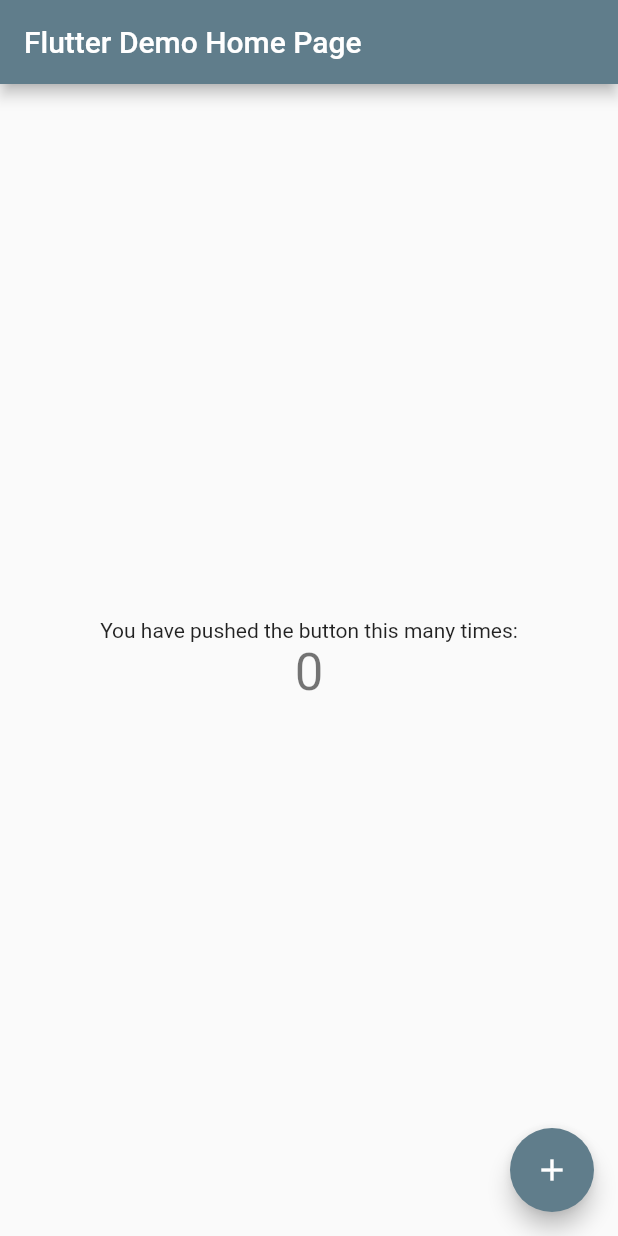
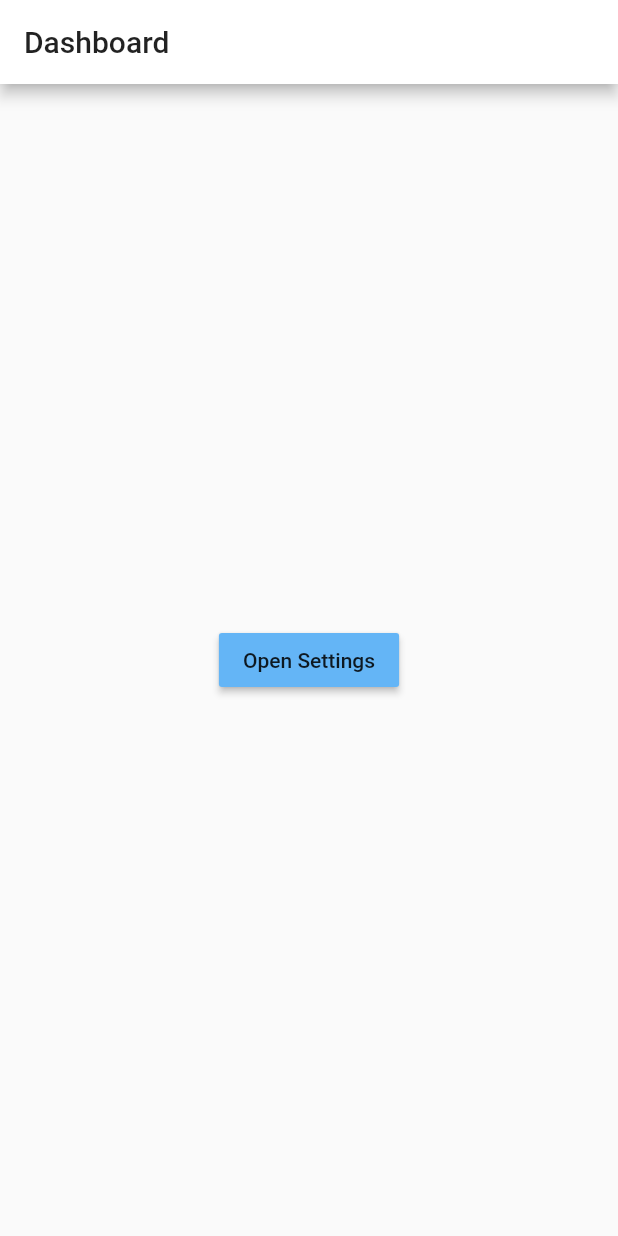
Before and after one commit to ansh0437/ShopperFlutter, a Flutter app: the screen it shows after launch, on a phone screen of 412 x 824 dp. Run offline on Flutter 3.47's test engine with Material 2 defaults, Android fonts, the phone set to English and light mode, and no system bars; our stand-ins replace shared_preferences.

Commit message:
App theme notifier App localization started

```diff
--- /dev/null
+++ b/assets/locale/strings_en.json
@@ -0,0 +1,4 @@
+{
+    "open_settings": "Open Settings",
+    "change_app_theme": "Change App Theme"
+}
--- /dev/null
+++ b/assets/locale/strings_hi.json
@@ -0,0 +1,4 @@
+{
+    "open_settings": "सेटिंग्स खोलें",
+    "change_app_theme": "ऐप थीम बदलें"
+}
--- /dev/null
+++ b/lib/app/navigator.dart
@@ -0,0 +1,11 @@
+import 'package:flutter/material.dart';
+import 'package:shopper/app/pages/dashboard/dashboard.dart';
+import 'package:shopper/app/pages/setting/settings.dart';
+import 'package:shopper/constants/pages.dart';
+
+class ShopperNavigator {
+  static Map<String, WidgetBuilder> get routes => <String, WidgetBuilder>{
+        Pages.dashboard: (BuildContext context) => Dashboard(),
+        Pages.settings: (BuildContext context) => Settings(),
+      };
+}
--- /dev/null
+++ b/lib/app/pages/base/base.dart
@@ -0,0 +1,47 @@
+import 'package:flutter/material.dart';
+
+abstract class BasePageStateless extends StatelessWidget {
+  BasePageStateless({Key key}) : super(key: key);
+}
+
+abstract class BasePage extends StatefulWidget {
+  BasePage({Key key}) : super(key: key);
+}
+
+abstract class BaseState<T extends BasePage> extends State<T> {
+  final GlobalKey<ScaffoldState> scaffoldKey = GlobalKey<ScaffoldState>();
+
+  double getWidth() => MediaQuery.of(context).size.width;
+
+  double getHeight() => MediaQuery.of(context).size.height;
+
+  Future<bool> willPop() async {
+    return true;
+  }
+
+  Future<bool> disablePop() async {
+    return false;
+  }
+
+  void goBack() {
+    Navigator.of(context).pop();
+  }
+
+  void push(String routeName, {Object data}) {
+    Navigator.of(context).pushNamed(routeName, arguments: data);
+  }
+
+  void pushReplacement(String routeName, {Object data}) {
+    Navigator.of(context).pushReplacementNamed(routeName, arguments: data);
+  }
+
+  void popPush(String routeName, {Object data}) {
+    Navigator.of(context).popAndPushNamed(routeName, arguments: data);
+  }
+
+  void pushClear(String routeName, {Object data}) {
+    Navigator.of(context).pushNamedAndRemoveUntil(
+        routeName, (Route<dynamic> route) => false,
+        arguments: data);
+  }
+}
--- /dev/null
+++ b/lib/app/pages/dashboard/dashboard.dart
@@ -0,0 +1,36 @@
+import 'package:flutter/material.dart';
+import 'package:shopper/app/pages/base/base.dart';
+import 'package:shopper/constants/pages.dart';
+import 'package:shopper/localization/app_translation.dart';
+// import 'package:flutter_gen/gen_l10n/app_localizations.dart';
+
+class Dashboard extends BasePage {
+  @override
+  _DashboardState createState() => _DashboardState();
+}
+
+class _DashboardState extends BaseState<Dashboard> {
+  @override
+  Widget build(BuildContext context) {
+    return WillPopScope(
+      onWillPop: disablePop,
+      child: Scaffold(
+        key: scaffoldKey,
+        appBar: AppBar(
+          title: Text("Dashboard"),
+        ),
+        body: Container(
+          child: Center(
+            child: RaisedButton(
+              // child: Text("Open Settings"),
+              child: Text(AppTranslations.of(context).text("open_settings")),
+              onPressed: () {
+                push(Pages.settings);
+              },
+            ),
+          ),
+        ),
+      ),
+    );
+  }
+}
--- /dev/null
+++ b/lib/app/theme/app_theme.dart
@@ -0,0 +1,23 @@
+import 'package:flutter/material.dart';
+
+final darkTheme = ThemeData(
+  primarySwatch: Colors.grey,
+  primaryColor: Colors.black,
+  brightness: Brightness.dark,
+  backgroundColor: const Color(0xFF212121),
+  accentColor: Colors.white,
+  accentIconTheme: IconThemeData(color: Colors.black),
+  dividerColor: Colors.black12,
+  buttonTheme: ButtonThemeData(buttonColor: Colors.red),
+);
+
+final lightTheme = ThemeData(
+  primarySwatch: Colors.grey,
+  primaryColor: Colors.white,
+  brightness: Brightness.light,
+  backgroundColor: const Color(0xFFE5E5E5),
+  accentColor: Colors.black,
+  accentIconTheme: IconThemeData(color: Colors.white),
+  dividerColor: Colors.white54,
+  buttonTheme: ButtonThemeData(buttonColor: Colors.blue.shade300),
+);
--- /dev/null
+++ b/lib/constants/pages.dart
@@ -0,0 +1,4 @@
+class Pages {
+  static final String dashboard = "/";
+  static final String settings = "/settings";
+}
--- a/lib/data/shared_storage.dart
+++ /dev/null
@@ -1,5 +0,0 @@
-class SharedStorage {
-
-
-
-}
--- /dev/null
+++ b/lib/l10n/app_en.arb
@@ -0,0 +1,4 @@
+{
+  "@@locale": "en",
+  "openSettings": "Open Settings"
+}
--- /dev/null
+++ b/lib/l10n/app_hi.arb
@@ -0,0 +1,4 @@
+{
+  "@@locale": "hi",
+  "openSettings": "सेटिंग्स खोलें"
+}
--- /dev/null
+++ b/lib/localization/app_translation.dart
@@ -0,0 +1,33 @@
+import 'dart:async';
+import 'dart:convert';
+import 'dart:ui';
+
+import 'package:flutter/material.dart';
+import 'package:flutter/services.dart' show rootBundle;
+
+class AppTranslations {
+  Locale locale;
+  static Map<dynamic, dynamic> _localisedValues;
+
+  AppTranslations(Locale locale) {
+    this.locale = locale;
+  }
+
+  static AppTranslations of(BuildContext context) {
+    return Localizations.of<AppTranslations>(context, AppTranslations);
+  }
+
+  static Future<AppTranslations> load(Locale locale) async {
+    AppTranslations appTranslations = AppTranslations(locale);
+    String jsonContent =
+    await rootBundle.loadString("assets/locale/strings_${locale.languageCode}.json");
+    _localisedValues = json.decode(jsonContent);
+    return appTranslations;
+  }
+
+  get currentLanguage => locale.languageCode;
+
+  String text(String key) {
+    return _localisedValues[key] ?? "$key not found";
+  }
+}
--- /dev/null
+++ b/lib/localization/app_translation_delegate.dart
@@ -0,0 +1,25 @@
+import 'dart:async';
+
+import 'package:flutter/material.dart';
+import 'package:shopper/localization/app_translation.dart';
+
+class AppTranslationsDelegate extends LocalizationsDelegate<AppTranslations> {
+  final Locale newLocale;
+
+  const AppTranslationsDelegate({this.newLocale});
+
+  @override
+  bool isSupported(Locale locale) {
+    return <String>['en', 'hi'].contains(locale.languageCode);
+  }
+
+  @override
+  Future<AppTranslations> load(Locale locale) {
+    return AppTranslations.load(newLocale ?? locale);
+  }
+
+  @override
+  bool shouldReload(LocalizationsDelegate<AppTranslations> old) {
+    return true;
+  }
+}
--- a/lib/main.dart
+++ b/lib/main.dart
@@ -1,118 +1,61 @@
 import 'package:flutter/material.dart';
+import 'package:flutter_localizations/flutter_localizations.dart';
+// import 'package:flutter_gen/gen_l10n/app_localizations.dart'; // remove the comment for this line
+import 'package:provider/provider.dart';
+import 'package:shopper/localization/app_translation_delegate.dart';
+import 'package:shopper/notifiers/app_notifier.dart';
+import 'package:shopper/app/navigator.dart';
+import 'package:shopper/constants/pages.dart';
+import 'package:shopper/data/preferences.dart';
 
-void main() {
-  runApp(MyApp());
+void main() async {
+  WidgetsFlutterBinding.ensureInitialized();
+
+  /// Loading shared preferences
+  await SharedPref.load();
+
+  runApp(ChangeNotifierProvider<AppNotifier>(
+    create: (_) => AppNotifier(),
+    child: ShopperApp(),
+  ));
 }
 
-class MyApp extends StatelessWidget {
-  // This widget is the root of your application.
+class ShopperApp extends StatefulWidget {
+  /// This widget is the root of your application.
   @override
-  Widget build(BuildContext context) {
-    return MaterialApp(
-      title: 'Flutter Demo',
-      theme: ThemeData(
-        // This is the theme of your application.
-        //
-        // Try running your application with "flutter run". You'll see the
-        // application has a blue toolbar. Then, without quitting the app, try
-        // changing the primarySwatch below to Colors.green and then invoke
-        // "hot reload" (press "r" in the console where you ran "flutter run",
-        // or simply save your changes to "hot reload" in a Flutter IDE).
-        // Notice that the counter didn't reset back to zero; the application
-        // is not restarted.
-        primarySwatch: Colors.blueGrey,
-
-        // This makes the visual density adapt to the platform that you run
-        // the app on. For desktop platforms, the controls will be smaller and
-        // closer together (more dense) than on mobile platforms.
-        visualDensity: VisualDensity.adaptivePlatformDensity,
-      ),
-      home: MyHomePage(title: 'Flutter Demo Home Page'),
-    );
-  }
+  _ShopperAppState createState() => _ShopperAppState();
 }
 
-class MyHomePage extends StatefulWidget {
-  MyHomePage({Key key, this.title}) : super(key: key);
-
-  // This widget is the home page of your application. It is stateful, meaning
-  // that it has a State object (defined below) that contains fields that affect
-  // how it looks.
-
-  // This class is the configuration for the state. It holds the values (in this
-  // case the title) provided by the parent (in this case the App widget) and
-  // used by the build method of the State. Fields in a Widget subclass are
-  // always marked "final".
-
-  final String title;
-
+class _ShopperAppState extends State<ShopperApp> {
   @override
-  _MyHomePageState createState() => _MyHomePageState();
-}
-
-class _MyHomePageState extends State<MyHomePage> {
-  int _counter = 0;
-
-  void _incrementCounter() {
-    setState(() {
-      // This call to setState tells the Flutter framework that something has
-      // changed in this State, which causes it to rerun the build method below
-      // so that the display can reflect the updated values. If we changed
-      // _counter without calling setState(), then the build method would not be
-      // called again, and so nothing would appear to happen.
-      _counter++;
-    });
+  void initState() {
+    super.initState();
   }
 
   @override
   Widget build(BuildContext context) {
-    // This method is rerun every time setState is called, for instance as done
-    // by the _incrementCounter method above.
-    //
-    // The Flutter framework has been optimized to make rerunning build methods
-    // fast, so that you can just rebuild anything that needs updating rather
-    // than having to individually change instances of widgets.
-    return Scaffold(
-      appBar: AppBar(
-        // Here we take the value from the MyHomePage object that was created by
-        // the App.build method, and use it to set our appbar title.
-        title: Text(widget.title),
-      ),
-      body: Center(
-        // Center is a layout widget. It takes a single child and positions it
-        // in the middle of the parent.
-        child: Column(
-          // Column is also a layout widget. It takes a list of children and
-          // arranges them vertically. By default, it sizes itself to fit its
-          // children horizontally, and tries to be as tall as its parent.
-          //
-          // Invoke "debug painting" (press "p" in the console, choose the
-          // "Toggle Debug Paint" action from the Flutter Inspector in Android
-          // Studio, or the "Toggle Debug Paint" command in Visual Studio Code)
-          // to see the wireframe for each widget.
-          //
-          // Column has various properties to control how it sizes itself and
-          // how it positions its children. Here we use mainAxisAlignment to
-          // center the children vertically; the main axis here is the vertical
-          // axis because Columns are vertical (the cross axis would be
-          // horizontal).
-          mainAxisAlignment: MainAxisAlignment.center,
-          children: <Widget>[
-            Text(
-              'You have pushed the button this many times:',
-            ),
-            Text(
-              '$_counter',
-              style: Theme.of(context).textTheme.headline4,
-            ),
-          ],
-        ),
-      ),
-      floatingActionButton: FloatingActionButton(
-        onPressed: _incrementCounter,
-        tooltip: 'Increment',
-        child: Icon(Icons.add),
-      ), // This trailing comma makes auto-formatting nicer for build methods.
+    final appNotifier = Provider.of<AppNotifier>(context);
+
+    return MaterialApp(
+      title: 'Shopper',
+      debugShowCheckedModeBanner: false,
+      theme: appNotifier.getTheme(),
+      // localizationsDelegates: AppLocalizations.localizationsDelegates,
+      // supportedLocales: AppLocalizations.supportedLocales,
+      localizationsDelegates: [
+        // ... app-specific localization delegate[s] here
+        // AppLocalizations.delegate, // remove the comment for this line
+        AppTranslationsDelegate(newLocale: appNotifier.getLocale()),
+        GlobalMaterialLocalizations.delegate,
+        GlobalWidgetsLocalizations.delegate,
+        GlobalCupertinoLocalizations.delegate,
+      ],
+      supportedLocales: [
+        const Locale('en', ''), // English
+        const Locale('hi', ''), // Hindi
+      ],
+      initialRoute: Pages.dashboard,
+      routes: ShopperNavigator.routes,
     );
   }
 }
--- /dev/null
+++ b/lib/notifiers/app_notifier.dart
@@ -0,0 +1,25 @@
+import 'package:flutter/cupertino.dart';
+import 'package:flutter/material.dart';
+import 'package:shopper/app/theme/app_theme.dart';
+import 'package:shopper/data/preferences.dart';
+
+class AppNotifier with ChangeNotifier {
+  bool _darkMode = false;
+
+  AppNotifier() {
+    _darkMode = ShopperPreference.darkMode.getBoolean();
+  }
+
+  ThemeData getTheme() {
+    return _darkMode ? darkTheme : lightTheme;
+  }
+
+  Locale getLocale() {
+    return _darkMode ? Locale("hi") : Locale("en");
+  }
+
+  changeTheme() {
+    _darkMode = ShopperPreference.darkMode.getBoolean();
+    notifyListeners();
+  }
+}
```
Also changed, not shown: lib/app/pages/setting/settings.dart (added, +65 -0 lines), lib/data/preferences.dart (added, +75 -0 lines), pubspec.yaml (+13 -0 lines), pubspec.lock, 2 other files.
